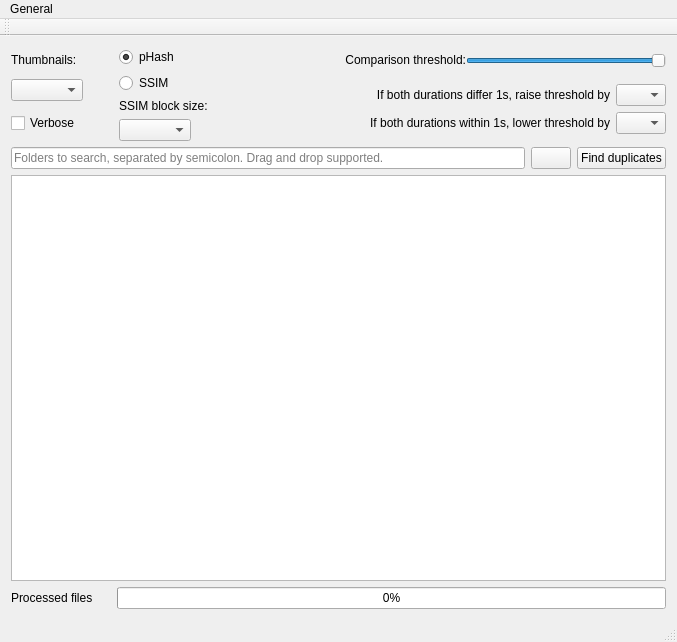
theophanemayaud/video-simili-duplicate-cleaner, file QtProject/app/mainwindow.ui: the form before one commit.
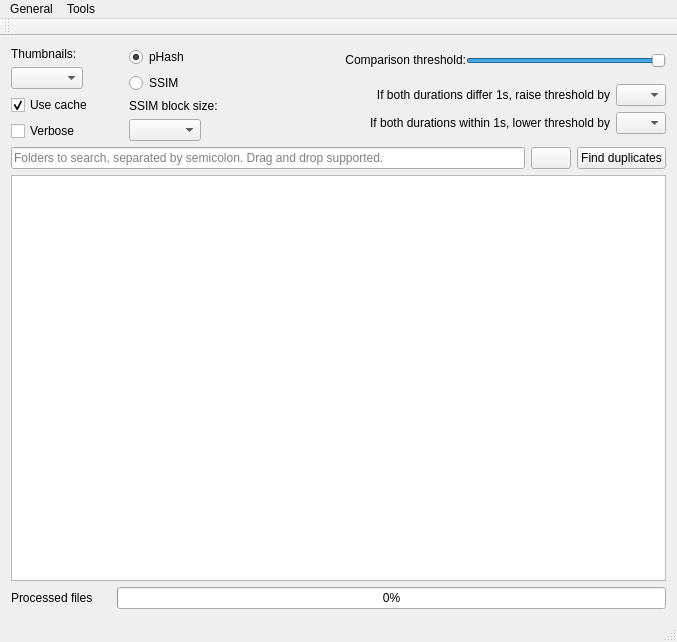
The form after the commit.

Commit message: feat(cache): can now clear or disable cache, cleaned up but now only identified by path name

```diff
--- a/QtProject/app/mainwindow.ui
+++ b/QtProject/app/mainwindow.ui
@@ -73,6 +73,19 @@
           </property>
          </widget>
         </item>
+        <item>
+         <widget class="QCheckBox" name="useCacheCheckBox">
+          <property name="toolTip">
+           <string>&lt;html&gt;&lt;head/&gt;&lt;body&gt;&lt;p&gt;Unchecking this will disable loading and saving of file metadata and file caputres, to cache. &lt;/p&gt;&lt;p&gt;Caching is done based on the file path and name, so you should also disable caching &lt;/p&gt;&lt;p&gt;    if you have moved files or renamed files that could be otherwise incorrectly loaded from cache.  &lt;/p&gt;&lt;p&gt;The cache makes subsequent scans much faster !&lt;/p&gt;&lt;/body&gt;&lt;/html&gt;</string>
+          </property>
+          <property name="text">
+           <string>Use cache</string>
+          </property>
+          <property name="checked">
+           <bool>true</bool>
+          </property>
+         </widget>
+        </item>
         <item>
          <widget class="QCheckBox" name="verboseCheckbox">
           <property name="toolTip">
@@ -426,7 +439,7 @@
      <x>0</x>
      <y>0</y>
      <width>677</width>
-     <height>22</height>
+     <height>24</height>
     </rect>
    </property>
    <widget class="QMenu" name="menuGeneral">
@@ -435,7 +448,14 @@
     </property>
     <addaction name="actionAbout"/>
    </widget>
+   <widget class="QMenu" name="menuTools">
+    <property name="title">
+     <string>Tools</string>
+    </property>
+    <addaction name="actionEmpty_cache"/>
+   </widget>
    <addaction name="menuGeneral"/>
+   <addaction name="menuTools"/>
   </widget>
   <widget class="QToolBar" name="mainToolBar">
    <attribute name="toolBarArea">
```
Left out of the diff: 5 changed lines with no effect on the pictures. The commit also changes 8 other files.
